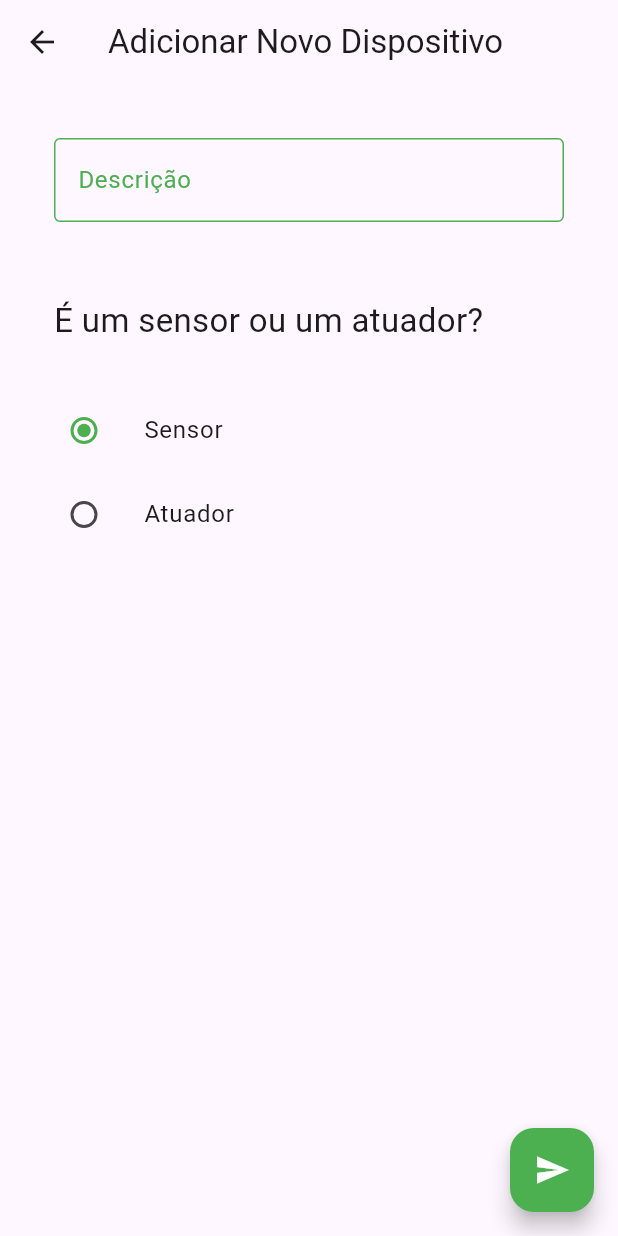
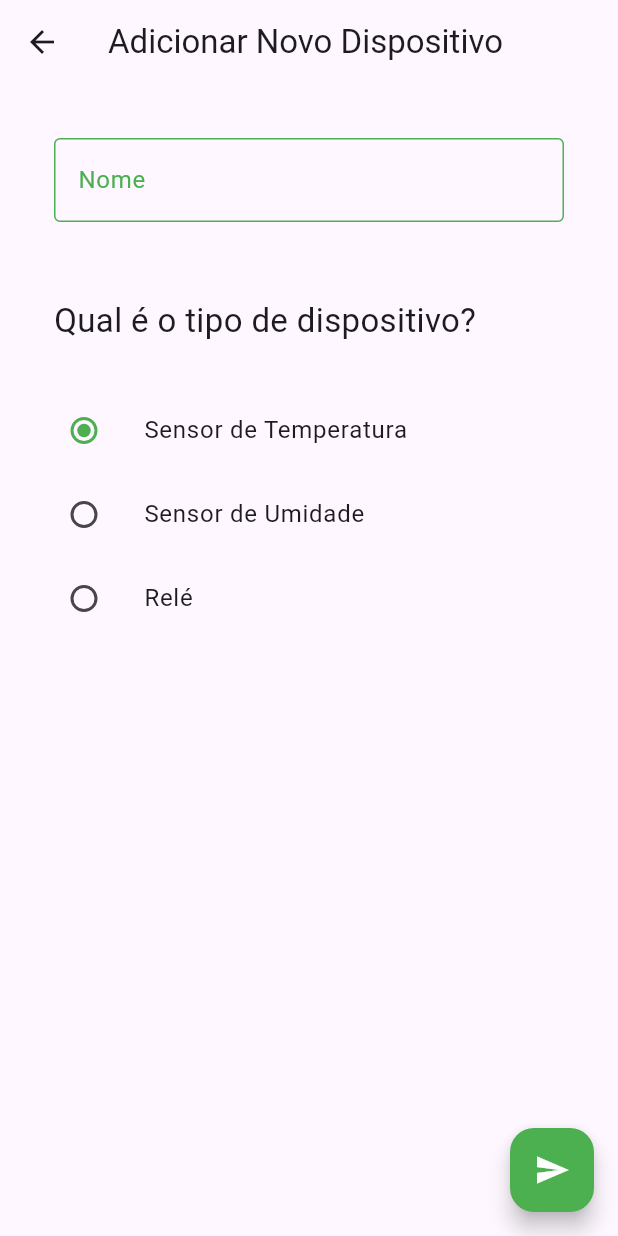
Before and after one commit to brunohreis/smart_home_control, a Flutter app: the AddNewDevicePage screen opened by its route, on a phone screen of 412 x 824 dp. Run offline on Flutter 3.47's test engine with Material 3 defaults, Android fonts, the phone set to English and light mode, and no system bars; our stand-ins replace curved_navigation_bar, firebase_core, shared_preferences, sqflite, sqflite_common_ffi, sqflite_common_ffi_web and 1 more; accounts and stored records are empty.

```diff
--- a/lib/core/data/models/device_type.dart
+++ b/lib/core/data/models/device_type.dart
@@ -1,4 +1,5 @@
 enum DeviceType {
-  actuator,
-  sensor,
+  temperature,
+  humidity,
+  relay,
 }
--- a/lib/features/configuration/presentation/pages/configuration_page.dart
+++ b/lib/features/configuration/presentation/pages/configuration_page.dart
@@ -1,5 +1,4 @@
 import 'package:flutter/material.dart';
-import 'package:smart_home_control/core/data/models/device_model.dart';
 import 'package:smart_home_control/core/data/models/esp_model.dart';
 import 'package:smart_home_control/core/data/repositories/esp_repository.dart';
 import 'package:smart_home_control/core/data/sqlite/sqlite.dart';
--- a/lib/features/devices/presentation/pages/add_new_device_page.dart
+++ b/lib/features/devices/presentation/pages/add_new_device_page.dart
@@ -16,7 +16,7 @@ class _AddNewDevicePageState extends State<AddNewDevicePage> {
   @override
   void initState() {
     super.initState();
-    newDevice = DeviceModel(description: '', type: DeviceType.sensor); // Inicializa com um tipo padrão
+    newDevice = DeviceModel(id: 0, name: '', type: DeviceType.temperature); // Inicializa com um tipo padrão
   }
 
   void _submitForm() {
@@ -44,7 +44,7 @@ class _AddNewDevicePageState extends State<AddNewDevicePage> {
                 padding: const EdgeInsets.all(20.0),
                 child: TextFormField(
                   decoration: const InputDecoration(
-                    labelText: 'Descrição',
+                    labelText: 'Nome',
                     labelStyle: TextStyle(color: Colors.green),
                     focusedBorder: OutlineInputBorder(
                       borderSide: BorderSide(color: Colors.green), // Cor da borda quando focado
@@ -54,11 +54,11 @@ class _AddNewDevicePageState extends State<AddNewDevicePage> {
                     ),
                   ),
                   onSaved: (value) {
-                    newDevice.description = value!;
+                    newDevice.name = value!;
                   },
                   validator: (value) {
                     if (value == null || value.isEmpty) {
-                      return 'Por favor, insira uma descrição';
+                      return 'Por favor, insira um nome';
                     }
                     return null;
                   },
@@ -68,7 +68,7 @@ class _AddNewDevicePageState extends State<AddNewDevicePage> {
               const Padding(
                 padding: EdgeInsets.all(20.0),
                 child: Text(
-                    "É um sensor ou um atuador?",
+                    "Qual é o tipo de dispositivo?",
                     textAlign: TextAlign.start,
                     style: TextStyle(
                       fontSize: 22,
@@ -77,10 +77,10 @@ class _AddNewDevicePageState extends State<AddNewDevicePage> {
               ),
               const SizedBox(height: 10.0),
               ListTile(
-                title: const Text('Sensor'),
+                title: const Text('Sensor de Temperatura'),
                 leading: Radio<DeviceType>(
                   activeColor: Colors.green,
-                  value: DeviceType.sensor,
+                  value: DeviceType.temperature,
                   groupValue: newDevice.type,
                   onChanged: (DeviceType? value) {
                     setState(() {
@@ -90,10 +90,23 @@ class _AddNewDevicePageState extends State<AddNewDevicePage> {
                 ),
               ),
               ListTile(
-                title: const Text('Atuador'),
+                title: const Text('Sensor de Umidade'),
                 leading: Radio<DeviceType>(
                   activeColor: Colors.green,
-                  value: DeviceType.actuator,
+                  value: DeviceType.humidity,
+                  groupValue: newDevice.type,
+                  onChanged: (DeviceType? value) {
+                    setState(() {
+                      newDevice.type = value!;
+                    });
+                  },
+                ),
+              ),
+              ListTile(
+                title: const Text('Relé'),
+                leading: Radio<DeviceType>(
+                  activeColor: Colors.green,
+                  value: DeviceType.relay,
                   groupValue: newDevice.type,
                   onChanged: (DeviceType? value) {
                     setState(() {
```
Also changed, not shown: lib/core/data/firebase/firebase_helper.dart (renamed from lib/core/data/firebase/DatabaseOperations.dart, +4 -3 lines), lib/core/data/models/device_model.dart (+54 -11 lines), lib/core/data/sqlite/sqlite.dart (+43 -3 lines), lib/features/dashboard/presentation/pages/dashboard_page.dart (+23 -10 lines), lib/features/devices/presentation/pages/devices_page.dart (+28 -46 lines).
